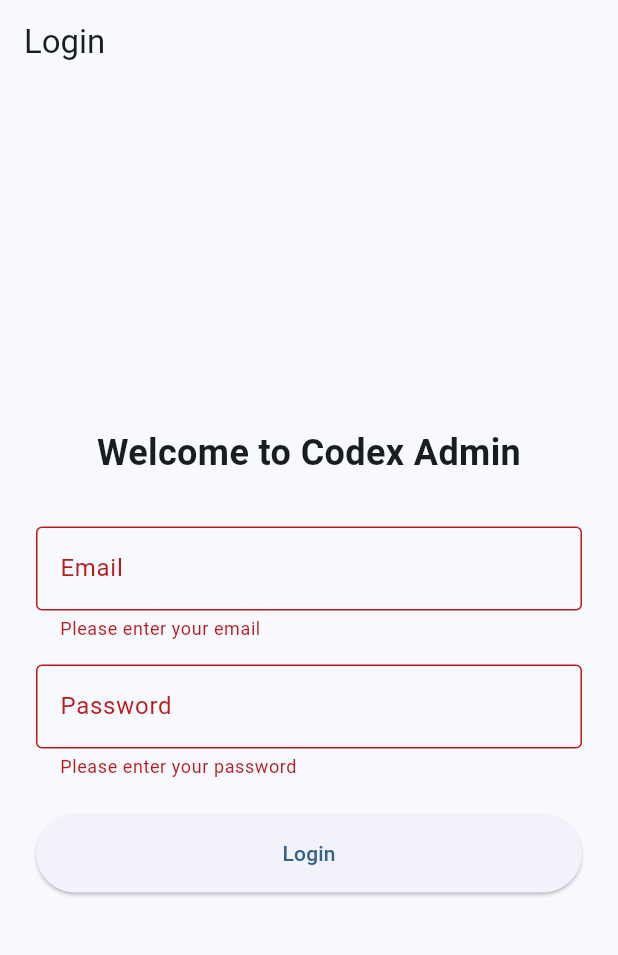
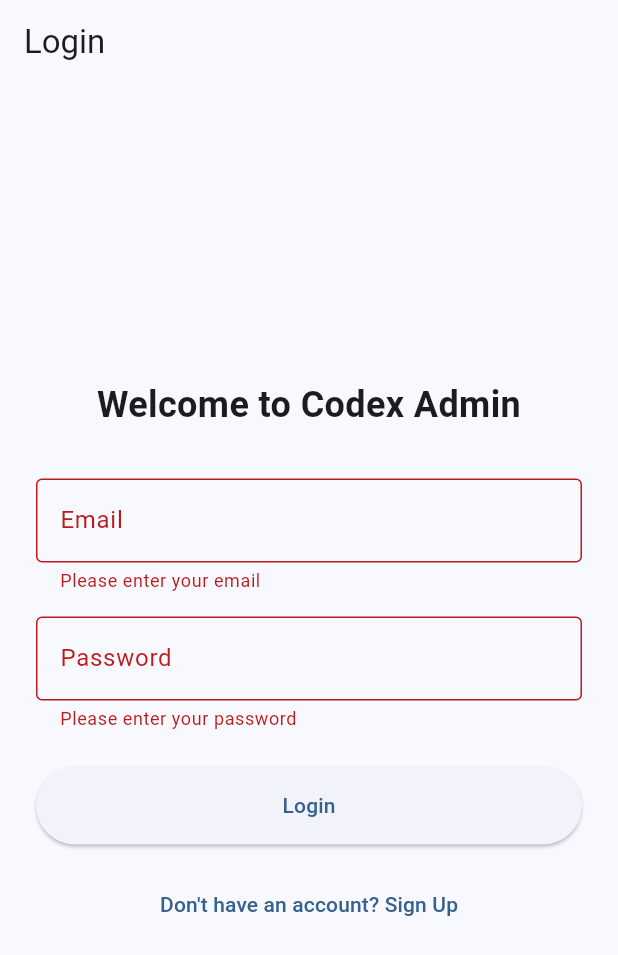
Before and after one commit to alpha-lantern/e-book-converter, a Flutter app: the screen it shows after launch, after a tap on "Login", on a phone screen of 412 x 824 dp. Shown: the top 955 px of the screen. Run offline on Flutter 3.47's test engine with Material 3 defaults, Android fonts, the phone set to English and light mode, and no system bars; our stand-ins replace file_picker, flutter_riverpod, riverpod_annotation, supabase_flutter; missing offline and left inert: multi_split_view, pdfrx; accounts and stored records are empty; generated files the repository leaves out were written again.

Commit message:
feat: implement toggleable sign-up flow & auto-profile DB trigger
Add user registration capability to the admin dashboard UI and database layers using Supabase.

- What: Refactored the login screen to support toggleable Login/Sign-Up modes, implemented a PostgreSQL trigger for automatic profile generation, added widget test coverage, and placed TODO comments for production security hardening.
- How: Added a trigger function on auth.users in a new migration, added `signUp` method to `AuthRepository`, added new validated form fields to `LoginScreen`, updated `widget_test.dart` with toggle behavior validation, and injected security TODO comments in input validators and registration endpoints.
- Why: To enable administrators to self-register locally with secure database consistency (satisfying foreign key constraints on owner_id), verify layout interactions, and track production security requirements.

```diff
--- a/admin/lib/core/config.dart
+++ b/admin/lib/core/config.dart
@@ -2,13 +2,13 @@
 class AppConfig {
   /// The base API URL for the Supabase project.
   static const String supabaseUrl = String.fromEnvironment(
-    'SUPABASE_URL',
+    'NEXT_PUBLIC_SUPABASE_URL',
     defaultValue: '',
   );
 
   /// The public anonymous key for the Supabase project.
   static const String supabaseAnonKey = String.fromEnvironment(
-    'SUPABASE_ANON_KEY',
+    'NEXT_PUBLIC_SUPABASE_ANON_KEY',
     defaultValue: '',
   );
 }
--- a/admin/lib/screens/login_screen.dart
+++ b/admin/lib/screens/login_screen.dart
@@ -12,35 +12,64 @@ class LoginScreen extends ConsumerStatefulWidget {
 class _LoginScreenState extends ConsumerState<LoginScreen> {
   final _formKey = GlobalKey<FormState>();
   final _emailController = TextEditingController();
+  final _fullNameController = TextEditingController();
+  final _orgNameController = TextEditingController();
   final _passwordController = TextEditingController();
+  final _confirmPasswordController = TextEditingController();
   bool _isLoading = false;
+  bool _isSignUpMode = false;
 
   @override
   void dispose() {
     _emailController.dispose();
+    _fullNameController.dispose();
+    _orgNameController.dispose();
     _passwordController.dispose();
+    _confirmPasswordController.dispose();
     super.dispose();
   }
 
-  Future<void> _login() async {
+  Future<void> _submit() async {
     if (!_formKey.currentState!.validate()) return;
 
     setState(() => _isLoading = true);
 
     try {
-      await ref.read(authRepositoryProvider).signIn(
-            _emailController.text.trim(),
-            _passwordController.text,
+      if (_isSignUpMode) {
+        await ref.read(authRepositoryProvider).signUp(
+              email: _emailController.text.trim(),
+              password: _passwordController.text,
+              fullName: _fullNameController.text.trim().isNotEmpty
+                  ? _fullNameController.text.trim()
+                  : null,
+              organizationName: _orgNameController.text.trim().isNotEmpty
+                  ? _orgNameController.text.trim()
+                  : null,
+            );
+        if (mounted) {
+          ScaffoldMessenger.of(context).showSnackBar(
+            const SnackBar(
+              content: Text('Registration successful! Logging you in...'),
+            ),
           );
+        }
+      } else {
+        await ref.read(authRepositoryProvider).signIn(
+              _emailController.text.trim(),
+              _passwordController.text,
+            );
+      }
       if (mounted) {
         Navigator.of(context).pushReplacementNamed('/dashboard');
       }
     } catch (e) {
       if (mounted) {
+        final message = _isSignUpMode
+            ? 'Registration failed. Please try again.'
+            : 'Login failed. Please check your credentials and try again.';
         ScaffoldMessenger.of(context).showSnackBar(
-          const SnackBar(
-            content: Text(
-                'Login failed. Please check your credentials and try again.'),
+          SnackBar(
+            content: Text(message),
           ),
         );
       }
@@ -54,7 +83,7 @@ class _LoginScreenState extends ConsumerState<LoginScreen> {
   @override
   Widget build(BuildContext context) {
     return Scaffold(
-      appBar: AppBar(title: const Text('Login')),
+      appBar: AppBar(title: Text(_isSignUpMode ? 'Sign Up' : 'Login')),
       body: Center(
         child: SingleChildScrollView(
           padding: const EdgeInsets.all(24.0),
@@ -66,9 +95,9 @@ class _LoginScreenState extends ConsumerState<LoginScreen> {
                 mainAxisAlignment: MainAxisAlignment.center,
                 crossAxisAlignment: CrossAxisAlignment.stretch,
                 children: [
-                  const Text(
-                    'Welcome to Codex Admin',
-                    style: TextStyle(fontSize: 24, fontWeight: FontWeight.bold),
+                  Text(
+                    _isSignUpMode ? 'Create Account' : 'Welcome to Codex Admin',
+                    style: const TextStyle(fontSize: 24, fontWeight: FontWeight.bold),
                     textAlign: TextAlign.center,
                   ),
                   const SizedBox(height: 32),
@@ -89,6 +118,26 @@ class _LoginScreenState extends ConsumerState<LoginScreen> {
                       return null;
                     },
                   ),
+                  if (_isSignUpMode) ...[
+                    const SizedBox(height: 16),
+                    TextFormField(
+                      controller: _fullNameController,
+                      decoration: const InputDecoration(
+                        labelText: 'Full Name',
+                        border: OutlineInputBorder(),
+                      ),
+                      textCapitalization: TextCapitalization.words,
+                    ),
+                    const SizedBox(height: 16),
+                    TextFormField(
+                      controller: _orgNameController,
+                      decoration: const InputDecoration(
+                        labelText: 'Organization Name',
+                        border: OutlineInputBorder(),
+                      ),
+                      textCapitalization: TextCapitalization.words,
+                    ),
+                  ],
                   const SizedBox(height: 16),
                   TextFormField(
                     controller: _passwordController,
@@ -101,15 +150,36 @@ class _LoginScreenState extends ConsumerState<LoginScreen> {
                       if (value == null || value.isEmpty) {
                         return 'Please enter your password';
                       }
+                      // TODO: [Security] Implement robust password strength estimation and validation based on PRD section 5.
                       if (value.length < 6) {
                         return 'Password must be at least 6 characters';
                       }
                       return null;
                     },
                   ),
+                  if (_isSignUpMode) ...[
+                    const SizedBox(height: 16),
+                    TextFormField(
+                      controller: _confirmPasswordController,
+                      decoration: const InputDecoration(
+                        labelText: 'Confirm Password',
+                        border: OutlineInputBorder(),
+                      ),
+                      obscureText: true,
+                      validator: (value) {
+                        if (value == null || value.isEmpty) {
+                          return 'Please confirm your password';
+                        }
+                        if (value != _passwordController.text) {
+                          return 'Passwords do not match';
+                        }
+                        return null;
+                      },
+                    ),
+                  ],
                   const SizedBox(height: 24),
                   ElevatedButton(
-                    onPressed: _isLoading ? null : _login,
+                    onPressed: _isLoading ? null : _submit,
                     style: ElevatedButton.styleFrom(
                       padding: const EdgeInsets.symmetric(vertical: 16),
                     ),
@@ -119,7 +189,26 @@ class _LoginScreenState extends ConsumerState<LoginScreen> {
                             width: 20,
                             child: CircularProgressIndicator(strokeWidth: 2),
                           )
-                        : const Text('Login'),
+                        : Text(_isSignUpMode ? 'Register' : 'Login'),
+                  ),
+                  const SizedBox(height: 16),
+                  TextButton(
+                    onPressed: _isLoading
+                        ? null
+                        : () {
+                            setState(() {
+                              _isSignUpMode = !_isSignUpMode;
+                              _formKey.currentState?.reset();
+                              _fullNameController.clear();
+                              _orgNameController.clear();
+                              _confirmPasswordController.clear();
+                            });
+                          },
+                    child: Text(
+                      _isSignUpMode
+                          ? 'Already have an account? Log In'
+                          : "Don't have an account? Sign Up",
+                    ),
                   ),
                 ],
               ),
```
Also changed, not shown: admin/lib/services/auth_repository.dart (+18 -0 lines), commit_message.txt (+5 -5 lines), reader/src/fixtures/mock_manifest.json, 3 other files.
